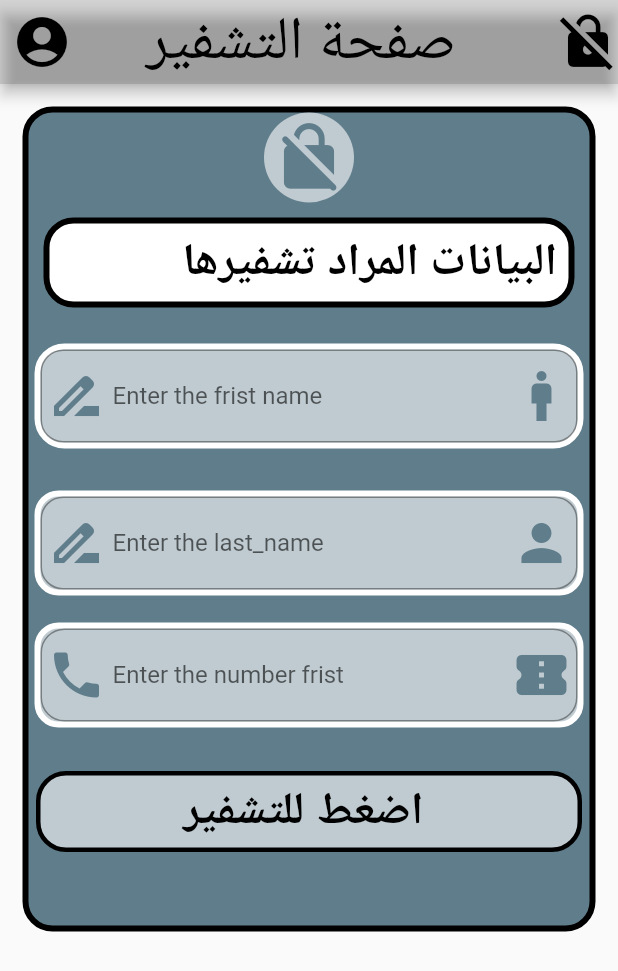
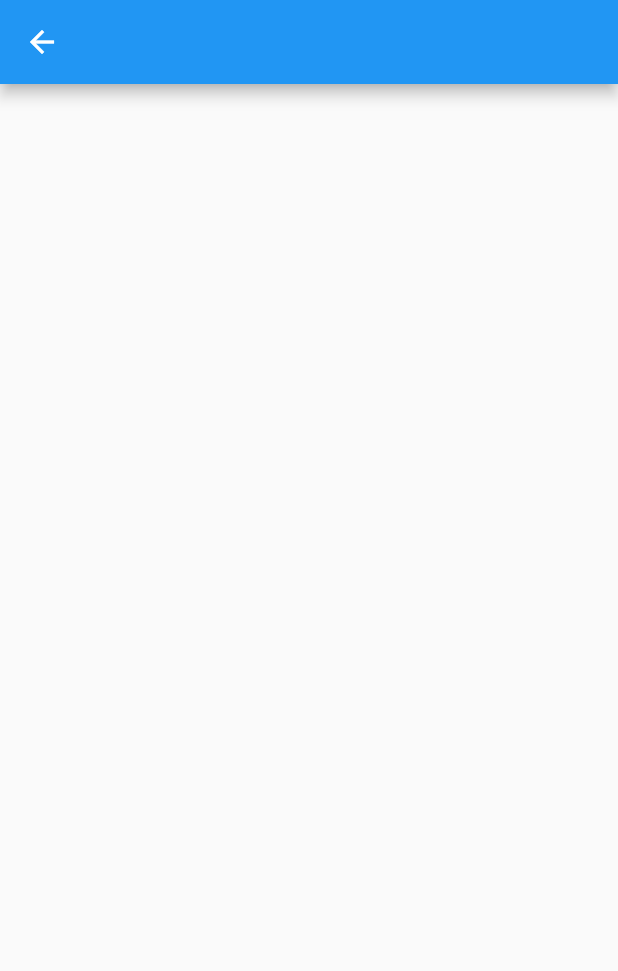
Before and after one commit to salahalddinn/project_flutter, a Flutter app: the screen it shows after launch, after a tap on "اضغط للتشفير", on a phone screen of 412 x 824 dp. Shown: the top 971 px of the screen. Run offline on Flutter 3.47's test engine with Material 2 defaults, Android fonts, the phone set to English and light mode, and no system bars.

Commit message:
create the onPressed=>Navigator.push in the branch master -->screan master()

```diff
--- a/lib/main.dart
+++ b/lib/main.dart
@@ -1,4 +1,5 @@
 import 'package:flutter/material.dart';
+import 'package:project_git/master.dart';
 void main(){
   runApp(salah());
 }
@@ -152,7 +153,11 @@ class screan1 extends StatelessWidget {
                       child: MaterialButton(
                         splashColor: Colors.blue,
 
-                        onPressed: (){},child: Text("اضغط للتشفير ",style:TextStyle(color: Colors.black,fontSize: 30,fontWeight: FontWeight.bold),),))
+                        onPressed: (){Navigator.push(context, MaterialPageRoute(builder: (context)=>master()));
+
+                        },
+
+                        child: Text("اضغط للتشفير ",style:TextStyle(color: Colors.black,fontSize: 30,fontWeight: FontWeight.bold),),))
                 ],
               ),
             ),
--- /dev/null
+++ b/lib/master.dart
@@ -0,0 +1,14 @@
+import 'package:flutter/material.dart';
+
+class master extends StatelessWidget {
+  const master({Key? key}) : super(key: key);
+
+  @override
+  Widget build(BuildContext context) {
+    return Scaffold(
+      appBar: AppBar(
+
+      ),
+    );
+  }
+}
```
